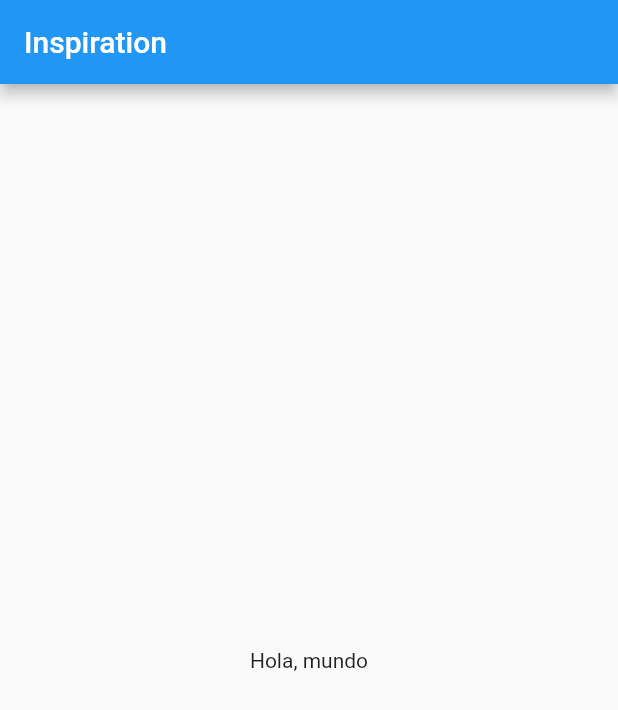
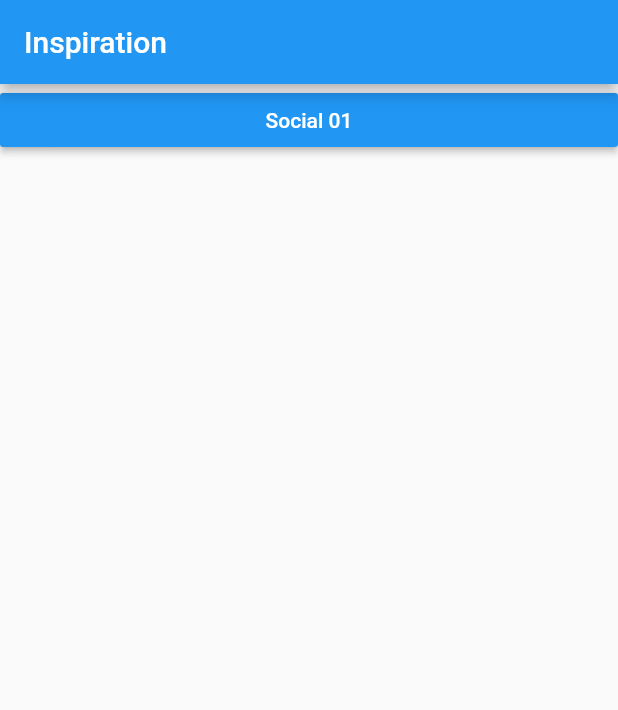
Before and after one commit to marcedroid/flutter_inspiration, a Flutter app: the screen it shows after launch, on a phone screen of 412 x 824 dp. Shown: the top 710 px of the screen. Run offline on Flutter 3.47's test engine with Material 2 defaults, Android fonts, the phone set to English and light mode, and no system bars.

Commit message:
Menu de navegacion entre vistas

```diff
--- a/lib/main.dart
+++ b/lib/main.dart
@@ -1,23 +1,10 @@
 import 'package:flutter/material.dart';
+import 'menu.dart';
 
-void main() => runApp(MyApp());
-
-class MyApp extends StatelessWidget {
-  @override
-  Widget build(BuildContext context) {
-    return MaterialApp(
-      title: 'Inspiración',
-      theme: ThemeData(
-        primarySwatch: Colors.blue,
-      ),
-      home: Scaffold(
-        appBar: AppBar(
-          title: Text("Inspiration"),
-        ),
-        body: Center(
-          child: Text("Hola, mundo"),
-        ),
-      ),
-    );
-  }
-}
+void main() => runApp(
+  MaterialApp(
+    title: 'Inspiración',
+    theme: ThemeData.light(),
+    home: Menu(),
+  )
+);
--- /dev/null
+++ b/lib/menu.dart
@@ -0,0 +1,33 @@
+import 'package:flutter/material.dart';
+import 'package:inspiration_design/social_01/main_social_01.dart';
+
+class Menu extends StatelessWidget {
+  @override
+  Widget build(BuildContext context) {
+    return Scaffold(
+      appBar: AppBar(
+        title: Text("Inspiration"),
+      ),
+      body: Container(
+        child: ListView(
+          children: <Widget>[
+            menuItem("Social 01", context, MainSocial01())
+          ],
+        ),
+      ),
+    );
+  }
+}
+
+Widget menuItem (String btnText, BuildContext context, Widget widget){
+  return RaisedButton(
+    color: Colors.blue,
+    textColor: Colors.white,
+    child: Text(btnText),
+    onPressed: (){
+      Navigator.push(context, MaterialPageRoute(
+        builder: (context) => widget
+      ));
+    },
+  );
+}
```
Also changed, not shown: lib/social_01/main_social_01.dart (added, +12 -0 lines).
